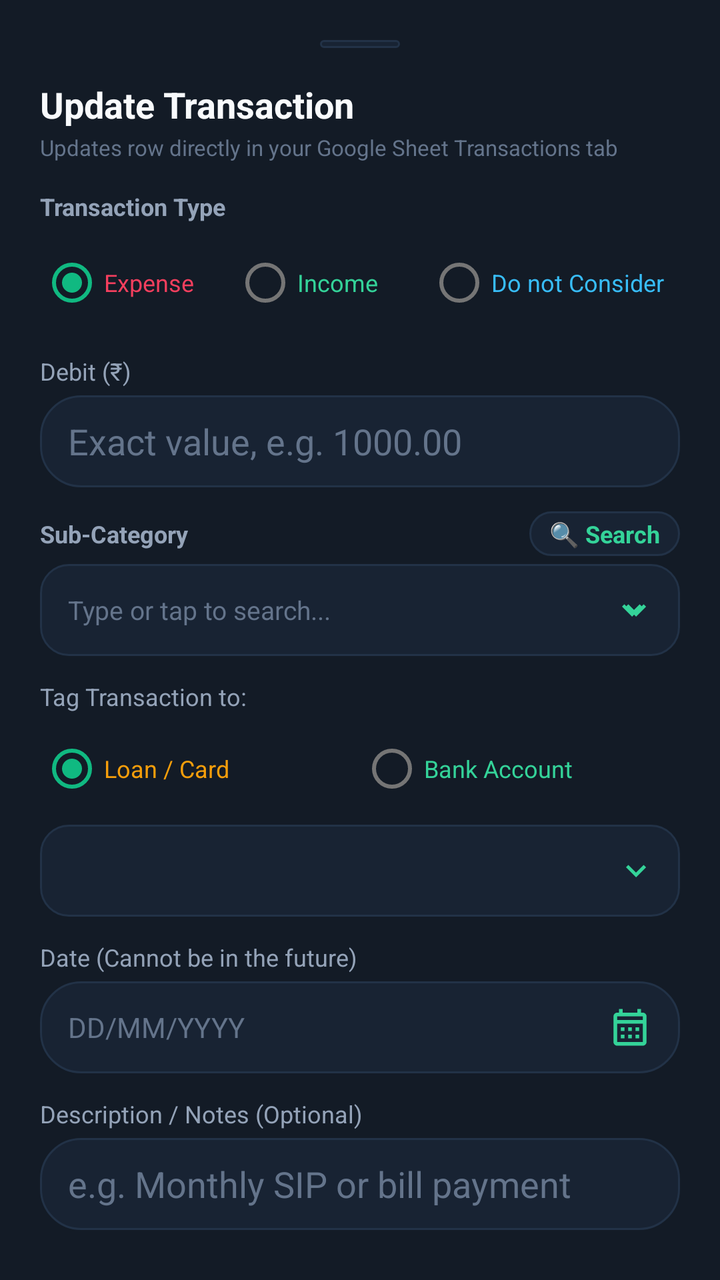
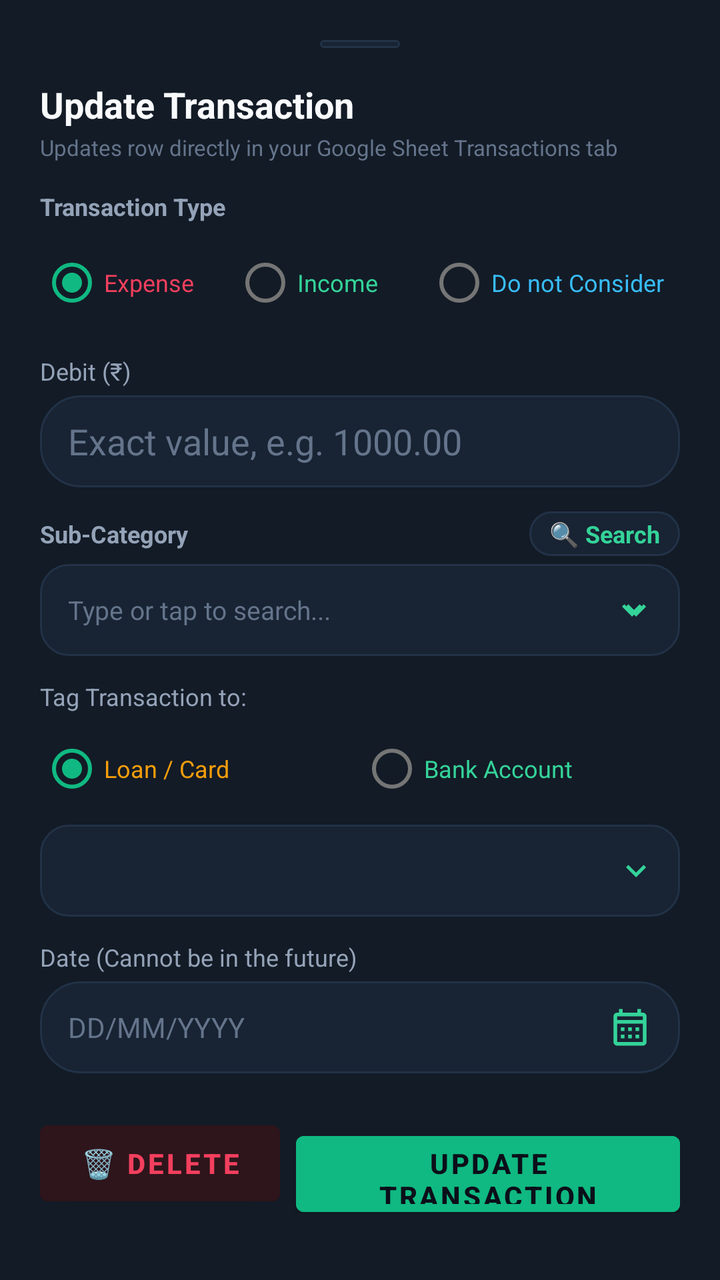

Before-and-after screenshots of an Android layout around one commit, followed by the original layout XML and the change that was made.
<!-- AndroidManifest.xml: application theme AppTheme -->
<!-- res/layout/dialog_edit_transaction.xml -->
<?xml version="1.0" encoding="utf-8"?>
<androidx.core.widget.NestedScrollView
    xmlns:android="http://schemas.android.com/apk/res/android"
    android:id="@+id/scrollEditTransaction"
    android:layout_width="match_parent"
    android:layout_height="wrap_content"
    android:background="@color/bg_card"
    android:fillViewport="true">

    <LinearLayout
        android:id="@+id/layoutEditTxRoot"
        android:layout_width="match_parent"
        android:layout_height="wrap_content"
        android:orientation="vertical"
        android:padding="20dp"
        android:focusable="true"
        android:focusableInTouchMode="true">

        
        <View
            android:layout_width="40dp"
            android:layout_height="4dp"
            android:layout_gravity="center_horizontal"
            android:background="@drawable/bg_pill_dark"
            android:layout_marginBottom="16dp" />

        <TextView
            android:layout_width="wrap_content"
            android:layout_height="wrap_content"
            android:text="Update Transaction"
            android:textColor="@color/text_primary"
            android:textSize="18sp"
            android:textStyle="bold" />

        <TextView
            android:id="@+id/tvEditTxSubtitle"
            android:layout_width="wrap_content"
            android:layout_height="wrap_content"
            android:layout_marginTop="2dp"
            android:text="Updates row directly in your Google Sheet Transactions tab"
            android:textColor="@color/text_muted"
            android:textSize="11sp" />

        
        <TextView
            android:layout_width="wrap_content"
            android:layout_height="wrap_content"
            android:layout_marginTop="14dp"
            android:text="Transaction Type"
            android:textColor="@color/text_secondary"
            android:textSize="12sp"
            android:textStyle="bold" />

        <RadioGroup
            android:id="@+id/rgEditType"
            android:layout_width="match_parent"
            android:layout_height="wrap_content"
            android:layout_marginTop="6dp"
            android:orientation="horizontal">

            <RadioButton
                android:id="@+id/rbEditExpense"
                android:layout_width="0dp"
                android:layout_weight="1"
                android:layout_height="wrap_content"
                android:text="Expense"
                android:checked="true"
                android:textColor="@color/red_rose"
                android:textSize="12sp" />

            <RadioButton
                android:id="@+id/rbEditIncome"
                android:layout_width="0dp"
                android:layout_weight="1"
                android:layout_height="wrap_content"
                android:text="Income"
                android:textColor="@color/green_mint"
                android:textSize="12sp" />

            <RadioButton
                android:id="@+id/rbEditDoNotConsider"
                android:layout_width="0dp"
                android:layout_weight="1.3"
                android:layout_height="wrap_content"
                android:text="Do not Consider"
                android:textColor="@color/blue_sky"
                android:textSize="12sp" />
        </RadioGroup>

        
        <LinearLayout
            android:id="@+id/layoutEditDebitField"
            android:layout_width="match_parent"
            android:layout_height="wrap_content"
            android:layout_marginTop="12dp"
            android:orientation="vertical">

            <TextView
                android:id="@+id/tvEditDebitLabel"
                android:layout_width="wrap_content"
                android:layout_height="wrap_content"
                android:text="Debit (₹)"
                android:textColor="@color/text_secondary"
                android:textSize="12sp" />

            <EditText
                android:id="@+id/etEditDebit"
                android:layout_width="match_parent"
                android:layout_height="46dp"
                android:layout_marginTop="4dp"
                android:background="@drawable/bg_pill_dark"
                android:hint="Exact value, e.g. 1000.00"
                android:textColorHint="@color/text_muted"
                android:textColor="@color/text_primary"
                android:inputType="numberDecimal|numberSigned"
                android:imeOptions="actionDone"
                android:paddingStart="14dp"
                android:paddingEnd="14dp" />
        </LinearLayout>

        
        <LinearLayout
            android:id="@+id/layoutEditCreditField"
            android:layout_width="match_parent"
            android:layout_height="wrap_content"
            android:layout_marginTop="12dp"
            android:orientation="vertical"
            android:visibility="gone">

            <TextView
                android:id="@+id/tvEditCreditLabel"
                android:layout_width="wrap_content"
                android:layout_height="wrap_content"
                android:text="Credit (₹)"
                android:textColor="@color/text_secondary"
                android:textSize="12sp" />

            <EditText
                android:id="@+id/etEditCredit"
                android:layout_width="match_parent"
                android:layout_height="46dp"
                android:layout_marginTop="4dp"
                android:background="@drawable/bg_pill_dark"
                android:hint="Exact value, e.g. 500.00"
                android:textColorHint="@color/text_muted"
                android:textColor="@color/text_primary"
                android:inputType="numberDecimal|numberSigned"
                android:imeOptions="actionDone"
                android:paddingStart="14dp"
                android:paddingEnd="14dp" />
        </LinearLayout>

        
        <LinearLayout
            android:layout_width="match_parent"
            android:layout_height="wrap_content"
            android:layout_marginTop="12dp"
            android:orientation="horizontal"
            android:gravity="center_vertical">

            <TextView
                android:layout_width="0dp"
                android:layout_weight="1"
                android:layout_height="wrap_content"
                android:text="Sub-Category"
                android:textColor="@color/text_secondary"
                android:textSize="12sp"
                android:textStyle="bold" />

            <TextView
                android:id="@+id/btnEditSearchSubCategory"
                android:layout_width="wrap_content"
                android:layout_height="wrap_content"
                android:text="🔍 Search"
                android:textColor="@color/green_mint"
                android:textSize="12sp"
                android:textStyle="bold"
                android:background="@drawable/bg_pill_dark"
                android:paddingStart="10dp"
                android:paddingEnd="10dp"
                android:paddingTop="3dp"
                android:paddingBottom="3dp"
                android:clickable="true"
                android:focusable="true" />
        </LinearLayout>

        <RelativeLayout
            android:layout_width="match_parent"
            android:layout_height="wrap_content"
            android:layout_marginTop="4dp">

            <AutoCompleteTextView
                android:id="@+id/actvEditSubCategory"
                android:layout_width="match_parent"
                android:layout_height="46dp"
                android:background="@drawable/bg_spinner_dark"
                android:hint="Type or tap to search..."
                android:textColorHint="@color/text_muted"
                android:textColor="@color/text_primary"
                android:textSize="13sp"
                android:paddingStart="14dp"
                android:paddingEnd="42dp"
                android:completionThreshold="1"
                android:dropDownVerticalOffset="4dp"
                android:popupBackground="@color/bg_card_secondary" />

            <ImageView
                android:id="@+id/btnEditSubCategoryDropdown"
                android:layout_width="36dp"
                android:layout_height="36dp"
                android:layout_alignParentEnd="true"
                android:layout_centerVertical="true"
                android:layout_marginEnd="6dp"
                android:padding="8dp"
                android:src="@drawable/ic_chevron_down"
                android:background="?attr/selectableItemBackgroundBorderless" />
        </RelativeLayout>

        
        <TextView
            android:layout_width="wrap_content"
            android:layout_height="wrap_content"
            android:layout_marginTop="12dp"
            android:text="Tag Transaction to:"
            android:textColor="@color/text_secondary"
            android:textSize="12sp" />

        <RadioGroup
            android:id="@+id/rgEditTagType"
            android:layout_width="match_parent"
            android:layout_height="wrap_content"
            android:layout_marginTop="4dp"
            android:orientation="horizontal">

            <RadioButton
                android:id="@+id/rbEditTagLoan"
                android:layout_width="0dp"
                android:layout_weight="1"
                android:layout_height="wrap_content"
                android:text="Loan / Card"
                android:checked="true"
                android:textColor="@color/amber_gold"
                android:textSize="12sp" />

            <RadioButton
                android:id="@+id/rbEditTagAccount"
                android:layout_width="0dp"
                android:layout_weight="1"
                android:layout_height="wrap_content"
                android:text="Bank Account"
                android:textColor="@color/green_mint"
                android:textSize="12sp" />
        </RadioGroup>

        <Spinner
            android:id="@+id/spEditSourceSelector"
            android:layout_width="match_parent"
            android:layout_height="46dp"
            android:layout_marginTop="4dp"
            android:background="@drawable/bg_spinner_dark"
            android:popupBackground="@color/bg_card_secondary"
            android:dropDownVerticalOffset="4dp" />

        
        <TextView
            android:layout_width="wrap_content"
            android:layout_height="wrap_content"
            android:layout_marginTop="12dp"
            android:text="Date (Cannot be in the future)"
            android:textColor="@color/text_secondary"
            android:textSize="12sp" />

        <EditText
            android:id="@+id/etEditDate"
            android:layout_width="match_parent"
            android:layout_height="46dp"
            android:layout_marginTop="4dp"
            android:background="@drawable/bg_pill_dark"
            android:hint="DD/MM/YYYY"
            android:textColorHint="@color/text_muted"
            android:textColor="@color/text_primary"
            android:focusable="false"
            android:clickable="true"
            android:cursorVisible="false"
            android:drawableEnd="@drawable/ic_calendar"
            android:drawablePadding="8dp"
            android:drawableTint="@color/green_mint"
            android:textSize="14sp"
            android:gravity="center_vertical"
            android:paddingStart="14dp"
            android:paddingEnd="14dp" />

        
        <TextView
            android:layout_width="wrap_content"
            android:layout_height="wrap_content"
            android:layout_marginTop="12dp"
            android:text="Description / Notes (Optional)"
            android:textColor="@color/text_secondary"
            android:textSize="12sp" />

        <EditText
            android:id="@+id/etEditDescription"
            android:layout_width="match_parent"
            android:layout_height="46dp"
            android:layout_marginTop="4dp"
            android:background="@drawable/bg_pill_dark"
            android:hint="e.g. Monthly SIP or bill payment"
            android:textColorHint="@color/text_muted"
            android:textColor="@color/text_primary"
            android:inputType="text"
            android:imeOptions="actionDone"
            android:paddingStart="14dp"
            android:paddingEnd="14dp" />

        
        <Button
            android:id="@+id/btnUpdateTransaction"
            android:layout_width="match_parent"
            android:layout_height="50dp"
            android:layout_marginTop="20dp"
            android:backgroundTint="@color/green_emerald"
            android:text="Update Transaction"
            android:textColor="#0B0F19"
            android:textStyle="bold" />

    </LinearLayout>
</androidx.core.widget.NestedScrollView>
<!-- resources referenced by this layout -->
<resources>
  <color name="amber_gold">#F59E0B</color>
  <color name="bg_card">#131B26</color>
  <color name="bg_card_secondary">#182333</color>
  <color name="blue_sky">#38BDF8</color>
  <color name="green_emerald">#10B981</color>
  <color name="green_mint">#34D399</color>
  <color name="red_rose">#F43F5E</color>
  <color name="text_muted">#64748B</color>
  <color name="text_primary">#F8FAFC</color>
  <color name="text_secondary">#94A3B8</color>
  <!-- drawable bg_pill_dark (drawable) -->
  <?xml version="1.0" encoding="utf-8"?>
  <shape xmlns:android="http://schemas.android.com/apk/res/android"
      android:shape="rectangle">
      <solid android:color="@color/bg_card_secondary" />
      <corners android:radius="20dp" />
      <stroke
          android:width="1dp"
          android:color="@color/border_dark" />
  </shape>
  <!-- drawable bg_spinner_dark (drawable) -->
  <?xml version="1.0" encoding="utf-8"?>
  <layer-list xmlns:android="http://schemas.android.com/apk/res/android">
      <item>
          <shape android:shape="rectangle">
              <solid android:color="@color/bg_card_secondary" />
              <corners android:radius="14dp" />
              <stroke
                  android:width="1dp"
                  android:color="@color/border_dark" />
          </shape>
      </item>
      <item
          android:drawable="@drawable/ic_chevron_down"
          android:gravity="end|center_vertical"
          android:right="12dp" />
  </layer-list>
  <!-- drawable ic_calendar (drawable) -->
  <vector xmlns:android="http://schemas.android.com/apk/res/android"
      android:width="22dp"
      android:height="22dp"
      android:viewportWidth="24"
      android:viewportHeight="24">
    <path
        android:fillColor="#34D399"
        android:pathData="M19,4h-1V2h-2v2H8V2H6v2H5C3.89,4 3.01,4.9 3.01,6L3,20c0,1.1 0.89,2 2,2h14c1.1,0 2,-0.9 2,-2V6C21,4.9 20.1,4 19,4zM19,20H5V10h14V20zM19,8H5V6h14V8zM9,14H7v-2h2V14zM13,14h-2v-2h2V14zM17,14h-2v-2h2V14zM9,18H7v-2h2V18zM13,18h-2v-2h2V18zM17,18h-2v-2h2V18z"/>
  </vector>
  <!-- drawable ic_chevron_down (drawable) -->
  <?xml version="1.0" encoding="utf-8"?>
  <vector xmlns:android="http://schemas.android.com/apk/res/android"
      android:width="20dp"
      android:height="20dp"
      android:viewportWidth="24"
      android:viewportHeight="24">
      <path
          android:fillColor="@color/green_mint"
          android:pathData="M7.41,8.59L12,13.17l4.59,-4.58L18,10l-6,6 -6,-6 1.41,-1.41z"/>
  </vector>
  <style name="AppTheme" parent="Theme.MaterialComponents.DayNight.NoActionBar">
          <item name="colorPrimary">@color/colorPrimary</item>
          <item name="colorPrimaryDark">@color/colorPrimaryDark</item>
          <item name="colorAccent">@color/colorAccent</item>
          <item name="android:windowBackground">@color/bg_dark</item>
          <item name="android:statusBarColor">@color/bg_dark</item>
          <item name="android:navigationBarColor">@color/nav_bottom_bg</item>
          <item name="android:textColorPrimary">@color/text_primary</item>
          <item name="android:textColorSecondary">@color/text_secondary</item>
      </style>
  <color name="border_dark">#223247</color>
  <color name="colorPrimary">#10B981</color>
  <color name="colorPrimaryDark">#0B0F19</color>
  <color name="colorAccent">#10B981</color>
  <color name="bg_dark">#0B0F19</color>
  <color name="nav_bottom_bg">#0E1420</color>
</resources>

<!-- the commit's change to res/layout/dialog_edit_transaction.xml (unified diff, before → after) -->
@@ -290,39 +290,36 @@
             android:paddingStart="14dp"
             android:paddingEnd="14dp" />
 
-        
-        <TextView
-            android:layout_width="wrap_content"
-            android:layout_height="wrap_content"
-            android:layout_marginTop="12dp"
-            android:text="Description / Notes (Optional)"
-            android:textColor="@color/text_secondary"
-            android:textSize="12sp" />
-
-        <EditText
-            android:id="@+id/etEditDescription"
-            android:layout_width="match_parent"
-            android:layout_height="46dp"
-            android:layout_marginTop="4dp"
-            android:background="@drawable/bg_pill_dark"
-            android:hint="e.g. Monthly SIP or bill payment"
-            android:textColorHint="@color/text_muted"
-            android:textColor="@color/text_primary"
-            android:inputType="text"
-            android:imeOptions="actionDone"
-            android:paddingStart="14dp"
-            android:paddingEnd="14dp" />
-
-        
-        <Button
-            android:id="@+id/btnUpdateTransaction"
-            android:layout_width="match_parent"
-            android:layout_height="50dp"
+
+
+        
+        <LinearLayout
+            android:layout_width="match_parent"
+            android:layout_height="wrap_content"
             android:layout_marginTop="20dp"
-            android:backgroundTint="@color/green_emerald"
-            android:text="Update Transaction"
-            android:textColor="#0B0F19"
-            android:textStyle="bold" />
+            android:orientation="horizontal">
+
+            <Button
+                android:id="@+id/btnDeleteTransaction"
+                android:layout_width="0dp"
+                android:layout_weight="1"
+                android:layout_height="50dp"
+                android:layout_marginEnd="8dp"
+                android:backgroundTint="#2D151B"
+                android:text="🗑️ Delete"
+                android:textColor="@color/red_rose"
+                android:textStyle="bold" />
+
+            <Button
+                android:id="@+id/btnUpdateTransaction"
+                android:layout_width="0dp"
+                android:layout_weight="1.6"
+                android:layout_height="50dp"
+                android:backgroundTint="@color/green_emerald"
+                android:text="Update Transaction"
+                android:textColor="#0B0F19"
+                android:textStyle="bold" />
+        </LinearLayout>
 
     </LinearLayout>
 </androidx.core.widget.NestedScrollView>
